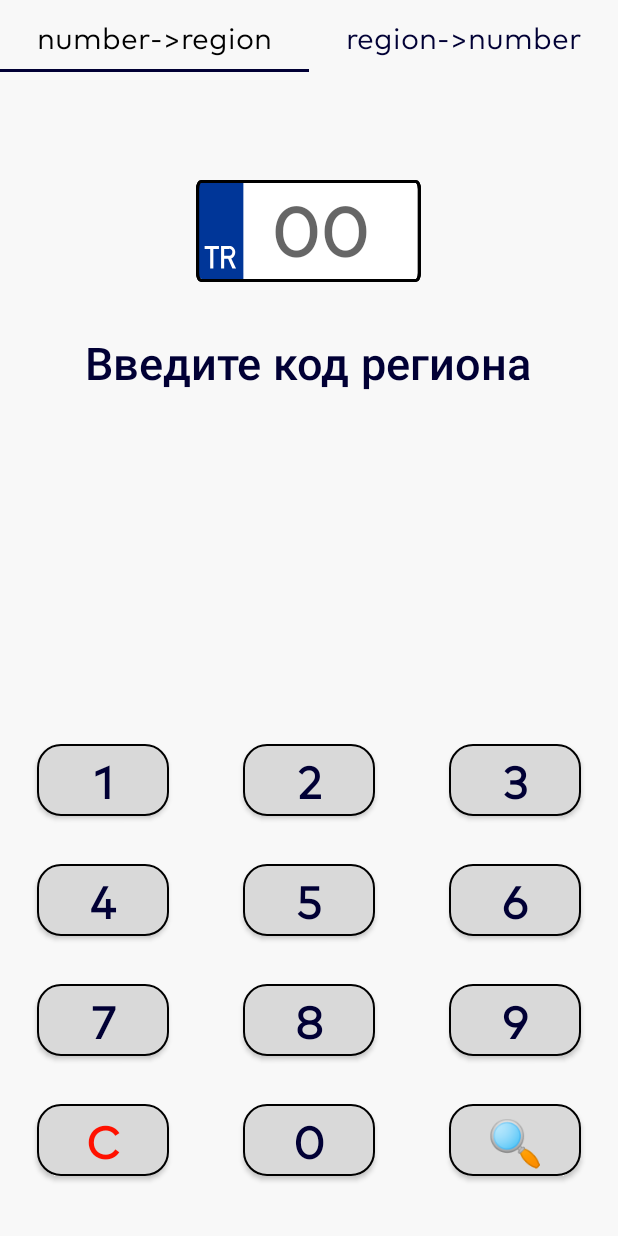
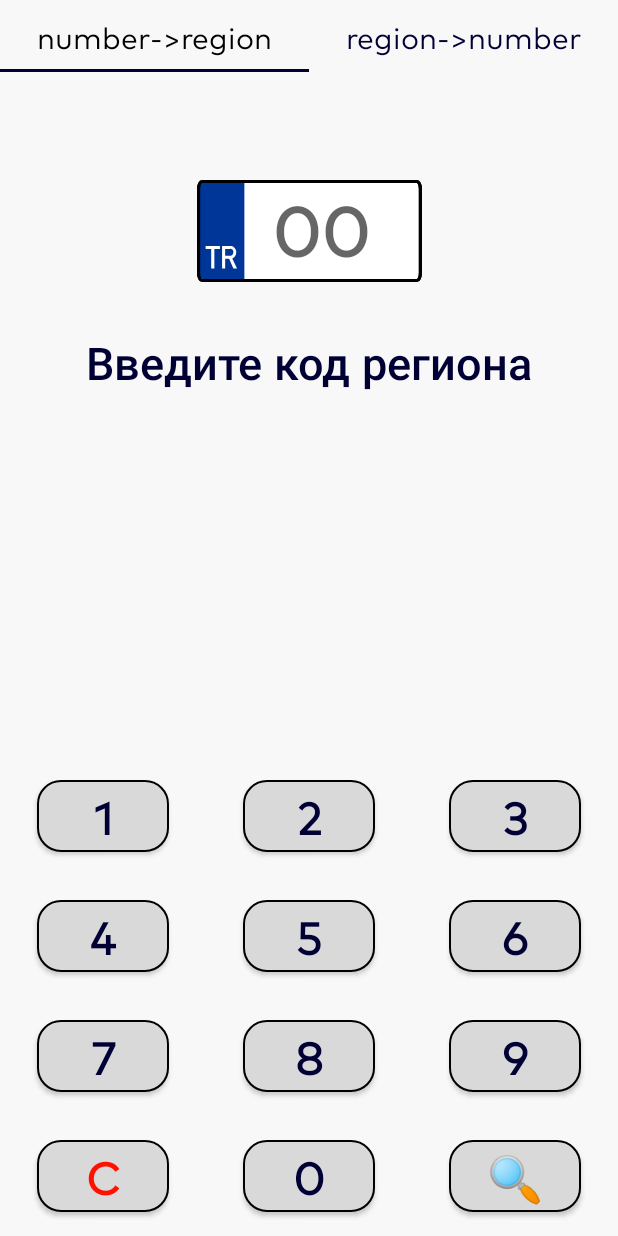
Before and after one commit to adden00/TurkeyCarsRegions, an Android app: the screen it shows after launch (MainActivity), on a phone screen of 412 x 824 dp. Run offline under Robolectric (Android 15) with nearby library versions, the phone set to English and light mode, and no system bars; our stand-ins replace Dagger/Hilt's generated code, Room's generated code.

Commit message:
fixed bugs

```diff
--- a/app/src/main/AndroidManifest.xml
+++ b/app/src/main/AndroidManifest.xml
@@ -14,11 +14,11 @@
         android:roundIcon="@mipmap/ic_launcher_round"
         android:supportsRtl="true"
         android:theme="@style/Theme.TurkeyRegions"
-        tools:targetApi="31">
+        tools:targetApi="33">
         <activity
             android:name=".app.presentation.MainActivity"
-            android:screenOrientation="portrait"
-            android:exported="true">
+            android:exported="true"
+            android:screenOrientation="portrait">
             <intent-filter>
                 <action android:name="android.intent.action.MAIN" />
 
--- a/app/src/main/java/com/example/turkeyregions/app/di/DataModule.kt
+++ b/app/src/main/java/com/example/turkeyregions/app/di/DataModule.kt
@@ -15,7 +15,7 @@ import javax.inject.Singleton
 
 @Module
 @InstallIn(SingletonComponent::class)
-class DataModule {
+object DataModule {
 
     @Provides
     @Singleton
@@ -27,7 +27,7 @@ class DataModule {
 
     @Provides
     @Singleton
-    fun provideApiClient() = Retrofit.Builder().baseUrl(Constants.BASE_URL)
+    fun provideApiClient(): CodesApiClient = Retrofit.Builder().baseUrl(Constants.BASE_URL)
         .addConverterFactory(GsonConverterFactory.create()).build()
         .create(CodesApiClient::class.java)
 
--- a/app/src/main/java/com/example/turkeyregions/app/presentation/ViewModel.kt
+++ b/app/src/main/java/com/example/turkeyregions/app/presentation/ViewModel.kt
@@ -1,13 +1,11 @@
 package com.example.turkeyregions.app.presentation
 
-import android.content.Context
-import android.widget.Toast
 import androidx.lifecycle.MutableLiveData
 import androidx.lifecycle.ViewModel
 import androidx.lifecycle.viewModelScope
 import com.example.turkeyregions.data.local.Dao
 import com.example.turkeyregions.data.local.RegionNumberItem
-import com.example.turkeyregions.data.network.CodeNetworkItem
+import com.example.turkeyregions.data.mappers.toDao
 import com.example.turkeyregions.data.network.NetworkService
 import dagger.hilt.android.lifecycle.HiltViewModel
 import kotlinx.coroutines.launch
@@ -22,19 +20,24 @@ class RegionViewModel @Inject constructor(
 
     val currentRegion = MutableLiveData<String>()
     val currentNumbers = MutableLiveData<List<RegionNumberItem>>(listOf())
-    val isLoading = MutableLiveData<Boolean>(false)
     private val allNumbers = MutableLiveData<List<RegionNumberItem>>()
 
     init {
         currentRegion.value = "Введите код региона"
+        updateRegions()
         getAllRegions()
+
     }
 
 
     fun searchCode(regionNumber: String) {
-        viewModelScope.launch {
-            val result = dao.getRegionName(regionNumber)
-            currentRegion.postValue(result)
+        if (regionNumber.length < 2)
+            currentRegion.value = "Введите код региона"
+        else {
+            viewModelScope.launch {
+                val result = dao.getRegionName(regionNumber)
+                currentRegion.postValue(result ?: "Несуществующий регион")
+            }
         }
     }
 
@@ -47,12 +50,13 @@ class RegionViewModel @Inject constructor(
 
     private fun getAllRegions() {
         viewModelScope.launch {
-            allNumbers.postValue(dao.getAllNumbers())
+            val result = dao.getAllNumbers()
+            allNumbers.postValue(result)
+            currentNumbers.postValue(result)
         }
     }
 
-    fun updateRegions(context: Context) {
-        isLoading.value = true
+    private fun updateRegions() {
         viewModelScope.launch {
             val trCodes = networkService.getAllRegions().toMutableList()
             val ruCodes = networkService.getAllRuRegions()
@@ -68,17 +72,6 @@ class RegionViewModel @Inject constructor(
                 }
                 getAllRegions()
             }
-            isLoading.postValue(false)
-
-            val message = if (trCodes.size == 0)
-                "Ошибка при загрузке данных!"
-            else
-                "данные обновлены!"
-            Toast.makeText(context, message, Toast.LENGTH_SHORT).show()
         }
     }
 }
-
-private fun CodeNetworkItem.toDao(): RegionNumberItem {
-    return RegionNumberItem(this.code, this.name)
-}
--- a/app/src/main/java/com/example/turkeyregions/app/presentation/search_by_code_screen/SearchByCodeFragment.kt
+++ b/app/src/main/java/com/example/turkeyregions/app/presentation/search_by_code_screen/SearchByCodeFragment.kt
@@ -30,20 +30,21 @@ class SearchByCodeFragment : Fragment() {
         super.onViewCreated(view, savedInstanceState)
         setButtons()
         observeRegionName()
-        updateData()
+
     }
 
-    private fun updateData() {
-        viewModel.updateRegions(requireContext())
-    }
+
+//    private fun updateData() {
+//        viewModel.updateRegions(requireContext())
+//    }
 
     private fun observeRegionName() {
         viewModel.currentRegion.observe(viewLifecycleOwner) {
             binding.tvRegionName.text = it ?: "Введите код региона"
         }
-        viewModel.isLoading.observe(viewLifecycleOwner) {
-            binding.progressBar.visibility = if (it) View.VISIBLE else View.INVISIBLE
-        }
+//        viewModel.isLoading.observe(viewLifecycleOwner) {
+//            binding.progressBar.visibility = if (it) View.VISIBLE else View.INVISIBLE
+//        }
     }
 
     private fun setButtons() {
--- a/app/src/main/java/com/example/turkeyregions/data/local/Dao.kt
+++ b/app/src/main/java/com/example/turkeyregions/data/local/Dao.kt
@@ -15,7 +15,7 @@ interface Dao {
 
 
     @Query("SELECT regionName FROM RegionNumberItem WHERE regionNumber is :regionNumber")
-    suspend fun getRegionName(regionNumber: String): String
+    suspend fun getRegionName(regionNumber: String): String?
 
     @Query("SELECT regionNumber FROM RegionNumberItem WHERE regionName is :regionName ")
     suspend fun getRegionNumber(regionName: String): String
--- a/app/src/main/res/layout/fragmemt_search_by_code.xml
+++ b/app/src/main/res/layout/fragmemt_search_by_code.xml
@@ -1,22 +1,30 @@
 <?xml version="1.0" encoding="utf-8"?>
-<FrameLayout xmlns:android="http://schemas.android.com/apk/res/android"
+<androidx.constraintlayout.widget.ConstraintLayout xmlns:android="http://schemas.android.com/apk/res/android"
     android:layout_width="match_parent"
     android:layout_height="match_parent"
     xmlns:tools="http://schemas.android.com/tools"
     xmlns:app="http://schemas.android.com/apk/res-auto"
     tools:context=".app.presentation.search_by_code_screen.SearchByCodeFragment">
 
-    <LinearLayout
-        android:layout_width="match_parent"
+
+    <TextView
+        android:id="@+id/tvRegionName"
+        style="@style/text_header"
+        android:layout_width="wrap_content"
         android:layout_height="wrap_content"
-        android:orientation="vertical">
+        android:layout_marginTop="32dp"
+
+        android:gravity="center"
+        android:text="@string/type_code"
+        app:layout_constraintEnd_toEndOf="parent"
+        app:layout_constraintStart_toStartOf="parent"
+        app:layout_constraintTop_toBottomOf="@+id/edRegionNumber" />
 
     <EditText
 
         android:id="@+id/edRegionNumber"
         style="@style/text_header1"
         android:layout_width="150dp"
-            android:layout_gravity="center"
         android:layout_height="wrap_content"
         android:layout_marginTop="72dp"
         android:autofillHints=""
@@ -28,52 +36,23 @@
         android:inputType="number"
         android:maxLength="2"
         android:paddingStart="16dp"
-            android:paddingBottom="5dp" />
-
-        <TextView
-            android:id="@+id/tvRegionName"
-            style="@style/text_header"
-            android:layout_width="wrap_content"
-            android:layout_height="wrap_content"
-            android:layout_marginTop="32dp"
-
-            android:gravity="center"
-            android:layout_gravity="center"
-            android:text="@string/type_code"
+        android:paddingBottom="5dp"
         app:layout_constraintEnd_toEndOf="parent"
         app:layout_constraintStart_toStartOf="parent"
-            app:layout_constraintTop_toBottomOf="@+id/edRegionNumber" />
-
-        <androidx.cardview.widget.CardView
-            android:id="@+id/progressBar"
-            android:layout_width="wrap_content"
-            app:cardCornerRadius="10dp"
-            android:background="@color/white"
-            android:layout_height="wrap_content"
-            app:layout_constraintBottom_toBottomOf="parent"
-            app:layout_constraintEnd_toEndOf="parent"
-            app:layout_constraintStart_toStartOf="parent"
-            android:layout_gravity="center"
-            app:layout_constraintTop_toTopOf="parent">
-
-            <ProgressBar
-                android:layout_margin="10dp"
-                android:id="@+id/pbar"
-                style="?android:attr/progressBarStyle"
-
-                android:layout_width="wrap_content"
-                android:layout_height="wrap_content" />
-        </androidx.cardview.widget.CardView>
-
-    </LinearLayout>
+        app:layout_constraintTop_toTopOf="parent" />
 
     <androidx.recyclerview.widget.RecyclerView
         android:id="@+id/rcButtons"
-        android:layout_width="match_parent"
+        android:layout_width="0dp"
         android:layout_height="wrap_content"
-        android:layout_marginBottom="24dp"
-
-        android:layout_gravity="bottom" />
+        android:foregroundGravity="bottom"
+        app:layout_constraintBottom_toBottomOf="parent"
 
 
-</FrameLayout>
+        app:layout_constraintEnd_toEndOf="parent"
+        app:layout_constraintStart_toStartOf="parent"
+        app:layout_constraintTop_toBottomOf="@+id/tvRegionName"
+        app:layout_constraintVertical_bias="1.0" />
+
+
+</androidx.constraintlayout.widget.ConstraintLayout>
--- a/app/src/main/res/values-night/themes.xml
+++ b/app/src/main/res/values-night/themes.xml
@@ -3,6 +3,7 @@
     <style name="Theme.TurkeyRegions" parent="Theme.AppCompat.Light.NoActionBar">
         <!-- Primary brand color. -->
         <item name="colorPrimary">@color/purple_500</item>
+        <item name="android:fontFamily">@font/mark_pro</item>
         <item name="colorPrimaryVariant">@color/purple_700</item>
         <item name="colorOnPrimary">@color/white</item>
         <!-- Secondary brand color. -->
--- a/app/src/main/res/values/styles.xml
+++ b/app/src/main/res/values/styles.xml
@@ -2,21 +2,18 @@
 <resources xmlns:tools="http://schemas.android.com/tools">
 
     <style name="text_header" >
-        <item name="android:fontFamily">@font/mark_pro</item>
         <item name="android:textFontWeight" tools:targetApi="p">600</item>
         <item name="android:textColor">@color/main_text_color</item>
         <item name="android:textSize">30sp</item>
     </style>
 
     <style name="text_header1">
-        <item name="android:fontFamily">@font/mark_pro</item>
         <item name="android:textFontWeight" tools:targetApi="p">600</item>
         <item name="android:textColor">@color/main_text_color</item>
         <item name="android:textSize">46sp</item>
     </style>
 
     <style name="text_common">
-        <item name="android:fontFamily">@font/mark_pro</item>
         <item name="android:textFontWeight" tools:targetApi="p">400</item>
         <item name="android:textColor">@color/main_text_color</item>
         <item name="android:textSize">20sp</item>
--- a/app/src/main/res/values/themes.xml
+++ b/app/src/main/res/values/themes.xml
@@ -1,7 +1,8 @@
-<resources xmlns:tools="http://schemas.android.com/tools">
+<resources>
     <!-- Base application theme. -->
     <style name="Theme.TurkeyRegions" parent="Theme.AppCompat.Light.NoActionBar">
         <!-- Primary brand color. -->
+        <item name="android:fontFamily">@font/mark_pro</item>
         <item name="colorPrimary">@color/purple_500</item>
         <item name="colorPrimaryVariant">@color/purple_700</item>
         <item name="colorOnPrimary">@color/white</item>
```
Also changed, not shown: app/src/main/java/com/example/turkeyregions/data/mappers/DataMappers.kt (added, +8 -0 lines), app/src/main/java/com/example/turkeyregions/data/network/CodeNetworkItem.kt (line endings or trailing spaces), 2 other files. Lines whose indentation alone changed are shown as unchanged.
